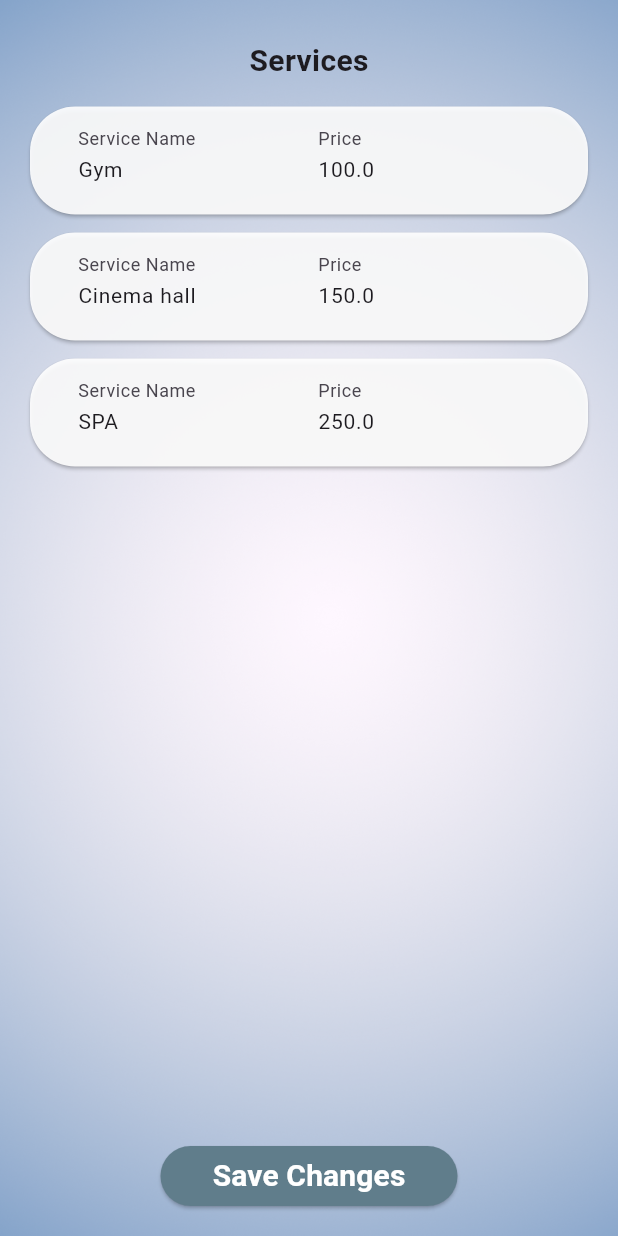
After one commit to PiotrSitarek1/HotelManagement, a Flutter app: the ServiceListScreen screen opened directly, after a tap on "Save Changes", after a tap on "Edit hotel's services", on a phone screen of 412 x 824 dp. The commit adds this screen. Run offline on Flutter 3.47's test engine with Material 2 defaults, Android fonts, the phone set to English and light mode, and no system bars; our stand-ins replace firebase_auth, firebase_core, firebase_database, fluttertoast, google_fonts; accounts and stored records are empty.

Commit message:
Add services to owner anel.

```diff
--- a/lib/screens/owner_panel_screen.dart
+++ b/lib/screens/owner_panel_screen.dart
@@ -2,6 +2,7 @@
 import 'package:flutter/material.dart';
 import 'package:google_fonts/google_fonts.dart';
 import 'package:hotel_manager/screens/room_list_screen.dart';
+import 'package:hotel_manager/screens/service_list_screen.dart';
 import 'package:hotel_manager/screens/user_settings_screen.dart';
 
 class OwnerPanelScreen extends StatefulWidget {
@@ -184,6 +185,35 @@ class _OwnerPanelScreenState extends State<OwnerPanelScreen> {
                     ),
                   ),
                   const SizedBox(height: 20),
+                  GestureDetector(
+                    onTap: () {
+                      Navigator.push(
+                        context,
+                        MaterialPageRoute(
+                          builder: (context) => const ServiceListScreen(),
+                        ),
+                      );
+                    },
+                    child: Row(
+                      mainAxisAlignment: MainAxisAlignment.center,
+                      children: [
+                        const Icon(
+                          Icons.edit,
+                          color: Colors.white,
+                        ),
+                        const SizedBox(width: 8),
+                        Text(
+                          "Edit hotel's services",
+                          style: GoogleFonts.roboto(
+                            fontWeight: FontWeight.bold,
+                            fontSize: 16,
+                            color: Colors.white,
+                          ),
+                        ),
+                      ],
+                    ),
+                  ),
+                  const SizedBox(height: 20),
                   ElevatedButton(
                     onPressed: _saveChanges,
                     style: ButtonStyle(
@@ -227,9 +257,3 @@ class _OwnerPanelScreenState extends State<OwnerPanelScreen> {
     // TODO: Add logic to save changes to the database
   }
 }
-
-void main() {
-  runApp(const MaterialApp(
-    home: OwnerPanelScreen(),
-  ));
-}
--- /dev/null
+++ b/lib/screens/service_list_screen.dart
@@ -0,0 +1,166 @@
+import 'package:flutter/material.dart';
+import 'package:google_fonts/google_fonts.dart';
+import 'owner_panel_screen.dart';
+
+class ServiceListScreen extends StatefulWidget {
+  const ServiceListScreen({super.key});
+
+  @override
+  _ServiceListScreenState createState() => _ServiceListScreenState();
+}
+
+class _ServiceListScreenState extends State<ServiceListScreen> {
+  // TODO: Here we want to fetch services that the user already has
+  List<Service> services = [
+    Service(name: 'Gym', price: 100.0),
+    Service(name: 'Cinema hall', price: 150.0),
+    Service(name: 'SPA', price: 250.0),
+  ];
+
+  @override
+  Widget build(BuildContext context) {
+    return Scaffold(
+      appBar: null,
+      body: Container(
+        decoration: const BoxDecoration(
+          image: DecorationImage(
+            image: AssetImage("assets/images/blank_background.png"),
+            fit: BoxFit.cover,
+          ),
+        ),
+        child: Padding(
+          padding: const EdgeInsets.all(16.0),
+          child: Column(
+            children: [
+              const SizedBox(height: 10),
+              const Text(
+                'Services',
+                style: TextStyle(
+                  fontSize: 20,
+                  fontWeight: FontWeight.bold,
+                ),
+              ),
+              const SizedBox(height: 10),
+              Expanded(
+                child: buildServiceList(),
+              ),
+              const SizedBox(height: 20),
+              ElevatedButton(
+                onPressed: () {
+                  updateDatabase();
+                  Navigator.pushReplacement(
+                    context,
+                    MaterialPageRoute(
+                        builder: (context) => const OwnerPanelScreen()),
+                  );
+                },
+                style: ButtonStyle(
+                  backgroundColor:
+                  MaterialStateProperty.all<Color>(Colors.blueGrey),
+                  shape: MaterialStateProperty.all<OutlinedBorder>(
+                    RoundedRectangleBorder(
+                      borderRadius: BorderRadius.circular(30.0),
+                    ),
+                  ),
+                ),
+                child: SizedBox(
+                  width: 150,
+                  child: Center(
+                    child: Text(
+                      'Save Changes',
+                      style: GoogleFonts.roboto(
+                        fontSize: 20,
+                        fontWeight: FontWeight.bold,
+                        color: Colors.white,
+                      ),
+                    ),
+                  ),
+                ),
+              ),
+            ],
+          ),
+        ),
+      ),
+    );
+  }
+
+  Widget buildServiceList() {
+    return ListView.builder(
+      itemCount: services.length,
+      itemBuilder: (context, index) {
+        return buildServiceTile(services[index]);
+      },
+    );
+  }
+
+  Widget buildServiceTile(Service service) {
+    return Container(
+      height: 80,
+      margin: const EdgeInsets.symmetric(vertical: 2.0),
+      child: Card(
+        shape: RoundedRectangleBorder(
+          borderRadius: BorderRadius.circular(30.0),
+        ),
+        color: Colors.white.withOpacity(0.9),
+        child: ListTile(
+          title: Row(
+            children: [
+              SizedBox(
+                width: 150,
+                child: TextFormField(
+                  initialValue: service.name,
+                  style: const TextStyle(fontSize: 14.0),
+                  decoration: const InputDecoration(
+                    labelText: 'Service Name',
+                    filled: true,
+                    fillColor: Colors.transparent,
+                    border: InputBorder.none,
+                  ),
+                  onChanged: (value) {
+                    setState(() {
+                      service.name = value;
+                    });
+                  },
+                ),
+              ),
+              const SizedBox(width: 10),
+              SizedBox(
+                width: 100,
+                child: TextFormField(
+                  initialValue: service.price.toString(),
+                  style: const TextStyle(fontSize: 14.0),
+                  decoration: const InputDecoration(
+                    labelText: 'Price',
+                    filled: true,
+                    fillColor: Colors.transparent,
+                    border: InputBorder.none,
+                  ),
+                  keyboardType: TextInputType.number,
+                  onChanged: (value) {
+                    setState(() {
+                      service.price = double.tryParse(value) ?? 0.0;
+                    });
+                  },
+                ),
+              ),
+            ],
+          ),
+        ),
+      ),
+    );
+  }
+
+  void updateDatabase() {
+    for (var service in services) {
+      //print('Service Name: ${service.name}, Price: ${service.price}');
+      //TODO: Add database update logic here
+    }
+  }
+}
+
+class Service {
+  String name;
+  double price;
+
+  Service({required this.name, required this.price});
+}
```
